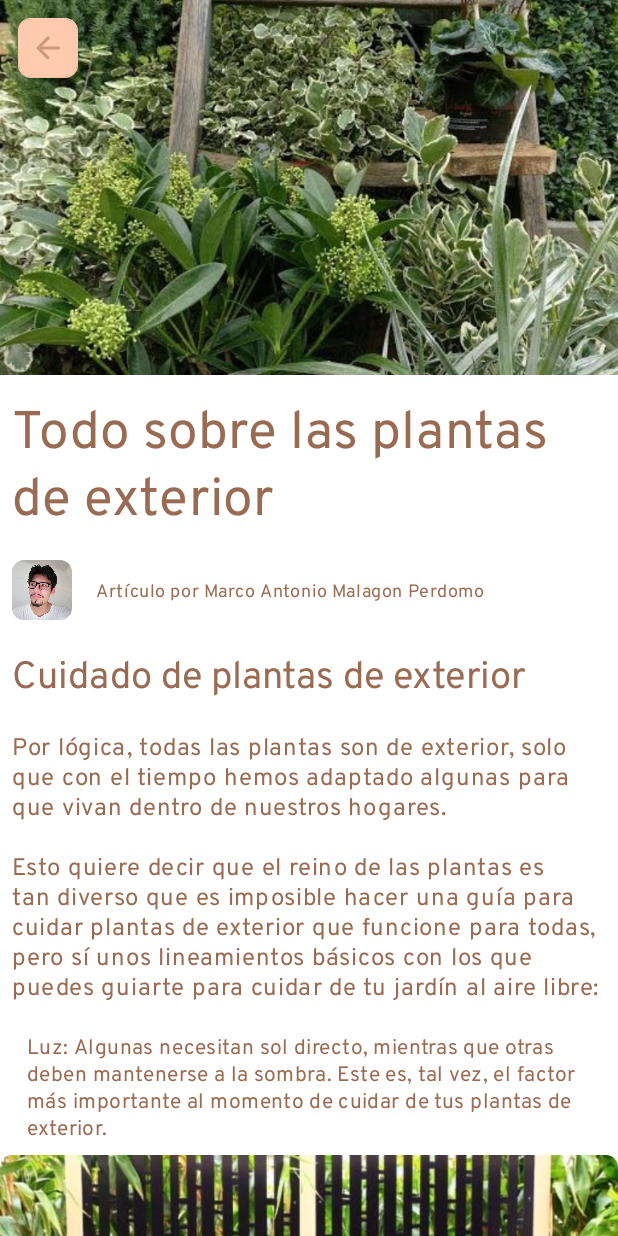
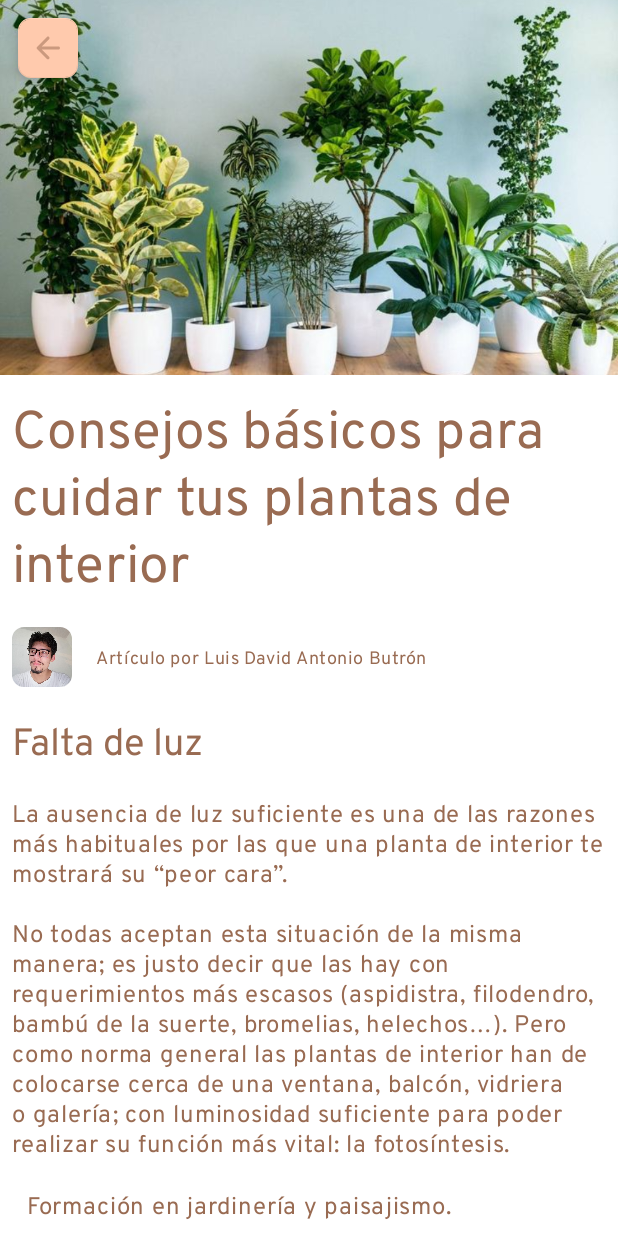
Before and after one commit to DaveDeveloper117/Menta, an Android app: the BlogInteriorPlantsActivity screen opened directly, with no data from a screen before it, on a phone screen of 412 x 824 dp. Run offline under Robolectric (Android 15) with nearby library versions, the phone set to English and light mode, and no system bars.

Commit message:
init-commit

```diff
--- a/app/src/main/res/layout/activity_blog_interior_plants.xml
+++ b/app/src/main/res/layout/activity_blog_interior_plants.xml
@@ -47,13 +47,13 @@
                 android:scaleType="centerCrop"
                 app:layout_constraintEnd_toEndOf="parent"
                 app:layout_constraintStart_toStartOf="parent"
-                app:srcCompat="@drawable/bg_blog_exterior" />
+                app:srcCompat="@drawable/bg_blog_interior" />
 
             <TextView
                 android:id="@+id/titleTextView"
                 android:layout_width="wrap_content"
                 android:layout_height="wrap_content"
-                android:text="Todo sobre las plantas de exterior"
+                android:text="Consejos básicos para cuidar tus plantas de interior"
                 android:padding="8dp"
                 android:textAppearance="@style/TextAppearance.MdcTypographyStyles.Headline4"/>
 
@@ -81,7 +81,7 @@
                     android:layout_height="wrap_content"
                     android:layout_gravity="start|center_vertical"
                     android:layout_marginStart="64dp"
-                    android:text="Artículo por Marco Antonio Malagon Perdomo"
+                    android:text="Artículo por Luis David Antonio Butrón"
                     android:textAppearance="@style/TextAppearance.MdcTypographyStyles.Caption" />
 
             </androidx.coordinatorlayout.widget.CoordinatorLayout>
@@ -89,14 +89,15 @@
             <TextView
                 android:layout_width="wrap_content"
                 android:layout_height="wrap_content"
-                android:text="Cuidado de plantas de exterior"
+                android:text="Falta de luz"
                 android:padding="8dp"
                 android:textAppearance="@style/TextAppearance.MdcTypographyStyles.Headline5"/>
 
             <TextView
                 android:layout_width="wrap_content"
                 android:layout_height="wrap_content"
-                android:text="Por lógica, todas las plantas son de exterior, solo que con el tiempo hemos adaptado algunas para que vivan dentro de nuestros hogares.\n\nEsto quiere decir que el reino de las plantas es tan diverso que es imposible hacer una guía para cuidar plantas de exterior que funcione para todas, pero sí unos lineamientos básicos con los que puedes guiarte para cuidar de tu jardín al aire libre:"
+                android:text="La ausencia de luz suficiente es una de las razones más habituales por las que una planta de interior te mostrará su “peor cara”.\n\nNo todas aceptan esta situación de la misma manera; es justo decir que las hay con requerimientos más escasos (aspidistra, filodendro, bambú de la suerte, bromelias, helechos…). Pero como norma general las plantas de interior han de colocarse cerca de una ventana, balcón, vidriera o galería; con luminosidad suficiente para poder realizar su función más vital: la fotosíntesis.
+"
                 android:padding="8dp"
                 android:textAppearance="@style/TextAppearance.MdcTypographyStyles.Body1"/>
 
@@ -104,9 +105,9 @@
                 android:layout_width="wrap_content"
                 android:layout_height="wrap_content"
                 android:layout_marginStart="10dp"
-                android:text="Luz: Algunas necesitan sol directo, mientras que otras deben mantenerse a la sombra. Este es, tal vez, el factor más importante al momento de cuidar de tus plantas de exterior. "
+                android:text="Formación en jardinería y paisajismo.\n\nSi no fuera así, y mientras les quede energía, las plantas buscarán la luz desesperadamente; alargando sus tallos de forma anormal y produciendo hojas de mayor calibre. Pero este mecanismo no siempre las librará de su contratiempo, y de inmediato podrías ver síntomas más graves. "
                 android:padding="8dp"
-                android:textAppearance="@style/TextAppearance.MdcTypographyStyles.Body2"/>
+                android:textAppearance="@style/TextAppearance.MdcTypographyStyles.Body1"/>
 
             <com.google.android.material.imageview.ShapeableImageView
                 android:layout_width="wrap_content"
@@ -119,13 +120,14 @@
                 app:layout_constraintStart_toStartOf="parent"
                 app:shapeAppearance="?attr/shapeAppearanceMediumComponent"
                 app:shapeAppearanceOverlay="@style/ShapeAppearanceOverlay.App.Card.Media"
-                app:srcCompat="@drawable/img_blog_exterior_0" />
+                app:srcCompat="@drawable/img_blog_interior_0" />
 
             <TextView
                 android:layout_width="wrap_content"
                 android:layout_height="wrap_content"
                 android:padding="8dp"
-                android:text="Cómo dependerá completamente de la especie de planta que tengas, asegúrate de investigar sobre tu planta y sus requerimientos.\n\nSi no estás seguro sobre la cantidad de luz que necesita tu planta de exterior, ubícala en un lugar donde reciba entre 6 a 8 horas de luz diaria. Será la misma planta y su crecimiento los que te indiquen si estás haciendo lo correcto o necesitas hacer algún ajuste."
+                android:text="Puedes corregir su ubicación antes de que las hojas se tornen amarillas o empiecen a caer. Como te he dicho antes, colócalas en un lugar bien iluminado: cerca de una ventana o donde sea que haya más luz. Solo debes evitar que ésta incida directa sobre las plantas, es primordial.\n\nLos rayos del sol no deben tocar nunca las hojas o se quemarán. Éste es otro error frecuente que debes tener en cuenta.
+"
                 android:textAppearance="@style/TextAppearance.MdcTypographyStyles.Body1" />
 
             <TextView
@@ -134,12 +136,12 @@
                 android:layout_marginStart="10dp"
                 android:text="Agua: en general, las plantas de exterior tienden a ser más fuertes y resistir más calor que las de interior; por lo tanto, necesitan ser regadas con más frecuencia."
                 android:padding="8dp"
-                android:textAppearance="@style/TextAppearance.MdcTypographyStyles.Body2"/>
+                android:textAppearance="@style/TextAppearance.MdcTypographyStyles.Body1"/>
 
             <TextView
                 android:layout_width="wrap_content"
                 android:layout_height="wrap_content"
-                android:text="Puedes instalar un sistema automático de riego para evitar la tarea de regar una por una a diario.\n\nPor regla general, las plantas pequeñas necesitan riego diario, mientras que los arbustos y árboles pueden regarse una vez a la semana.\n\nEl clima de tu ciudad influirá directamente en tu rutina de riego. Si llueve a diario, puedes olvidarte del riego por completo. Intenta ajustar la frecuencia con la que riegas tu jardín a la temperatura y lluvias de la época mientras más caliente y seco esté el clima, más agua necesitarán."
+                android:text="¿Cada cuánto regar las macetas?\nLas plantas de interior, al tenerlas dentro de casa, necesitan un riego menos frecuente.\n\nEstamos acostumbrados a hidratar en abundancia las plantas del jardín o la terraza cuando llega el verano, para después reducir de forma notable la frecuencia al acercarse el invierno. Debe ser así, es lo correcto, por efecto de la intemperie. Pero las plantas de interior se encuentran más protegidas y no acusan tanto las estaciones."
                 android:padding="8dp"
                 android:textAppearance="@style/TextAppearance.MdcTypographyStyles.Body1"/>
 
@@ -154,7 +156,7 @@
                 app:layout_constraintStart_toStartOf="parent"
                 app:shapeAppearance="?attr/shapeAppearanceMediumComponent"
                 app:shapeAppearanceOverlay="@style/ShapeAppearanceOverlay.App.Card.Media"
-                app:srcCompat="@drawable/img_blog_exterior_1" />
+                app:srcCompat="@drawable/img_blog_interior_1" />
 
             <TextView
                 android:layout_width="wrap_content"
@@ -162,12 +164,12 @@
                 android:layout_marginStart="10dp"
                 android:text="Abono/fertilizante: para asegurarte de que las plantas de tu jardín están recibiendo los nutrientes necesarios, puedes crear tu propia rutina de fertilización o abono."
                 android:padding="8dp"
-                android:textAppearance="@style/TextAppearance.MdcTypographyStyles.Body2"/>
+                android:textAppearance="@style/TextAppearance.MdcTypographyStyles.Body1"/>
 
             <TextView
                 android:layout_width="wrap_content"
                 android:layout_height="wrap_content"
-                android:text="Una fácil y además ecológica manera es separar tu basura en orgánica e inorgánica. La orgánica, que puede estar formada por restos de comida y otros desechos naturales, es un excelente abono para todo tipo de plantas. "
+                android:text="No quiero decir que no tengas que aumentar la dosis de agua en la época de más calor. Deberás hacerlo, es evidente, pero en menor medida de lo que se esperaría en una planta de exterior.\n\nSi no estas convencido de cuándo hacerlo, comprobar la tierra valorando su humedad, siempre aclarará tus dudas. No riegues si aún no es necesario."
                 android:padding="8dp"
                 android:textAppearance="@style/TextAppearance.MdcTypographyStyles.Body1"/>
 
@@ -175,28 +177,28 @@
                 android:layout_width="wrap_content"
                 android:layout_height="wrap_content"
                 android:layout_marginStart="10dp"
-                android:text="Podar plantas de exterior: la poda de las plantas de exterior es más trabajosa que la de las plantas de interior. Afuera, son víctimas de malas hierbas y siempre es necesario mantenerlas libres de estas, por salud y cuestiones estéticas."
-                android:padding="8dp"
-                android:textAppearance="@style/TextAppearance.MdcTypographyStyles.Body2"/>
-
-            <TextView
-                android:layout_width="wrap_content"
-                android:layout_height="wrap_content"
-                android:text="Saca toda la maleza desde su raíz y revisa siempre que no esté creciendo de nuevo. Estas plantas se alimentan de los nutrientes que bien podría estar aprovechando nuestra planta de exterior.\n\nEs importante recortar hojas y flores muertas y también puedes cortar áreas sanas de tu planta si sientes que está creciendo demasiado o ha perdido su forma."
+                android:text="Asegurarte el riego adecuado se hace imprescindible con ciertas especies nada tolerantes a la pudrición (cheflera, coleo, filodendro, orquídea y otras).\n\nPara ayudarte, en estos casos escoge macetas cerámicas o de otro material transpirable, así como un sustrato ligero y bien aireado.\n\nPuedes regar por arriba, de la manera tradicional, procurando siempre no mojar más que la tierra. Hay plantas muy sensibles a los hongos y a las pudriciones del cuello."
                 android:padding="8dp"
                 android:textAppearance="@style/TextAppearance.MdcTypographyStyles.Body1"/>
 
             <TextView
                 android:layout_width="wrap_content"
                 android:layout_height="wrap_content"
-                android:text="Decoración con plantas de exterior"
+                android:text="Las orquídeas son un claro ejemplo de ello, también el coleo o cretona. Para éstas puedes optar por hidratarlas desde abajo; sumergiendo parcialmente las macetas, así absorberán sin riesgo el agua."
+                android:padding="8dp"
+                android:textAppearance="@style/TextAppearance.MdcTypographyStyles.Body1"/>
+
+            <TextView
+                android:layout_width="wrap_content"
+                android:layout_height="wrap_content"
+                android:text="Falta de humedad ambiental"
                 android:padding="8dp"
                 android:textAppearance="@style/TextAppearance.MdcTypographyStyles.Headline5"/>
 
             <TextView
                 android:layout_width="wrap_content"
                 android:layout_height="wrap_content"
-                android:text="¿Tienes un espacio para decorar con plantas de exterior y no sabes cómo hacerlo? Estas ideas son fáciles de ejecutar y le darán un toque llamativo a tu espacio:"
+                android:text="¿El anterior consejo es muy apropiado para ciertas plantas de interior (crotón, espatifilo, costilla de Adán o tronco del Brasil, por ejemplo).\n\nLas plantas adoptadas en nuestras casas son especies en su mayoría tropicales, que gustan de un alto índice de humedad."
                 android:padding="8dp"
                 android:textAppearance="@style/TextAppearance.MdcTypographyStyles.Body1"/>
 
@@ -204,9 +206,9 @@
                 android:layout_width="wrap_content"
                 android:layout_height="wrap_content"
                 android:layout_marginStart="10dp"
-                android:text="Dedica un rincón de tu patio o jardín para plantas ornamentales: cualquier planta puede ser ornamental si sabes cómo usarla. Puedes poner las más esbeltas al fondo y las pequeñas en el frente.\n\nIlumina tus plantas: busca alguna planta que quieras hacer el centro de atención en tu jardín y enfoca la luz en ella. La iluminación empotrada, justo al nivel de las plantas, le dará un toque moderno a tu espacio."
+                android:text="Es evidente que las condiciones en una vivienda distan mucho de simular el trópico, pudiendo las plantas aquejar algunos inconvenientes. Las hojas con puntas secas es el síntoma más habitual. Pero lograrás evitarlo con algo de cariño. Las pulverizaciones frecuentes suelen funcionar: procura mojar solo las hojas (evita tocar las flores)."
                 android:padding="8dp"
-                android:textAppearance="@style/TextAppearance.MdcTypographyStyles.Body2"/>
+                android:textAppearance="@style/TextAppearance.MdcTypographyStyles.Body1"/>
 
             <com.google.android.material.imageview.ShapeableImageView
                 android:layout_width="wrap_content"
@@ -219,12 +221,12 @@
                 app:layout_constraintStart_toStartOf="parent"
                 app:shapeAppearance="?attr/shapeAppearanceMediumComponent"
                 app:shapeAppearanceOverlay="@style/ShapeAppearanceOverlay.App.Card.Media"
-                app:srcCompat="@drawable/img_blog_exterior_2" />
+                app:srcCompat="@drawable/img_blog_interior_2" />
 
             <TextView
                 android:layout_width="wrap_content"
                 android:layout_height="wrap_content"
-                android:text="¿Tienes una pared libre en el exterior de tu casa o terraza? ¡Atrévete a cubrirla con una planta de pared! Las trepadoras y enredaderas se usan mucho en este tipo de diseños, para convertir una pared aburrida en un oasis dentro del jardín.\n\nSi buscas privacidad, una pared de arbustos puede hacer el trabajo. Hay muchos tipos de arbustos, incluso son flores, que puedes usar para crear una barrera entre tu casa y el exterior."
+                android:text="Y si no dispones de demasiado tiempo; recuerda que siempre te queda la opción del plato con grava, arcilla expandida u otro elemento que aísle la base de la maceta del agua que contendrá. El líquido se irá evaporando lentamente, aportando entorno a tu planta una humedad beneficiosa."
                 android:padding="8dp"
                 android:textAppearance="@style/TextAppearance.MdcTypographyStyles.Body1"/>
 
```
Also changed, not shown: app/src/main/res/drawable-v24/bg_blog_interior.jpg (added), app/src/main/res/drawable-v24/img_blog_interior_0.jpg (added), app/src/main/res/drawable-v24/img_blog_interior_1.jpg (added), app/src/main/res/drawable-v24/img_blog_interior_2.jpg (added).
